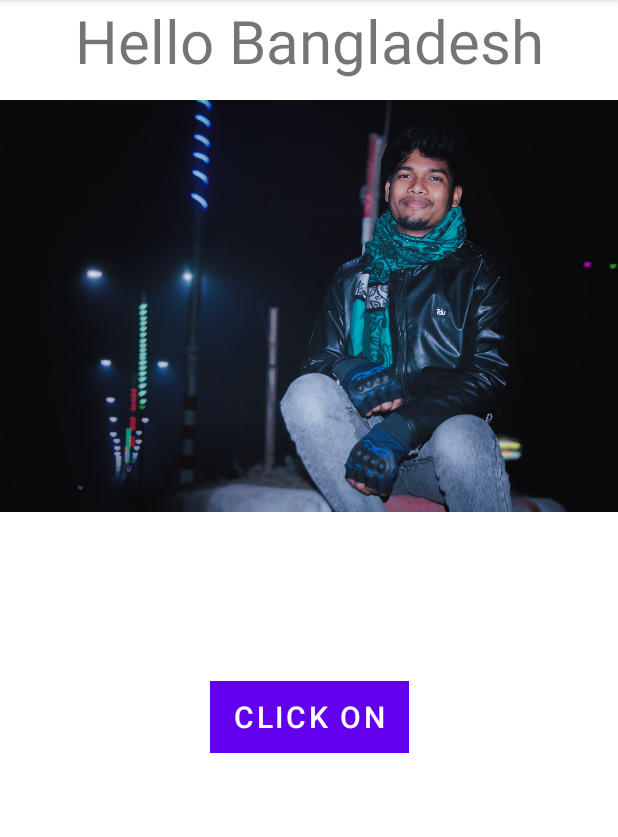
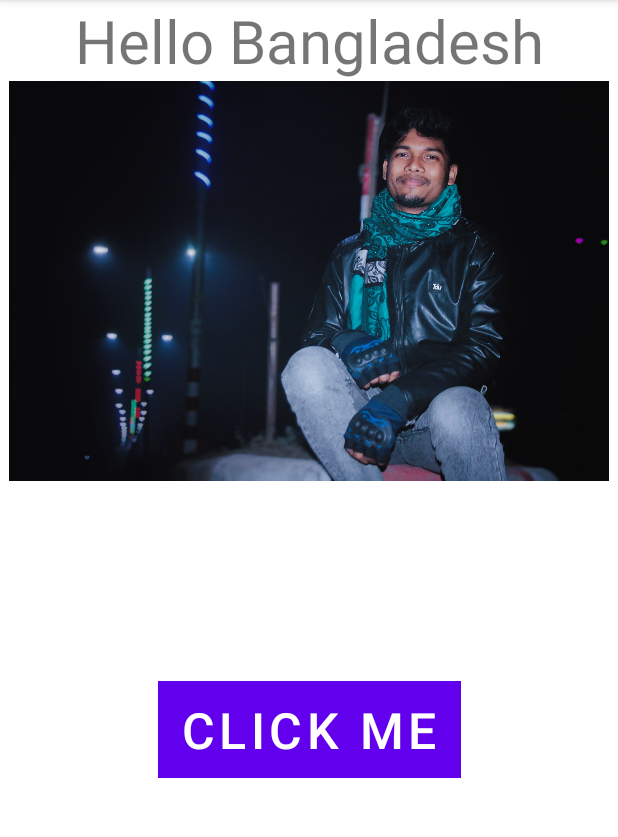
Before and after one commit to Bayezid13/try-init, an Android app: the screen it shows after launch (MainActivity), on a phone screen of 412 x 824 dp, the part 84-921 px from its top. Run offline under Robolectric (Android 15) with nearby library versions, the phone set to English and light mode, and no system bars.

Commit message:
initial commit

```diff
--- a/app/src/main/res/layout/activity_main.xml
+++ b/app/src/main/res/layout/activity_main.xml
@@ -48,13 +48,13 @@
             android:src="@drawable/bayezid"
             />
         <ImageView
-            android:layout_width="250dp"
-            android:layout_height="300dp"
+            android:layout_width="350px"
+            android:layout_height="400px"
             android:src="@drawable/bayezid"
             />
         <ImageView
-            android:layout_width="250dp"
-            android:layout_height="300dp"
+            android:layout_width="350px"
+            android:layout_height="400px"
             android:src="@drawable/bayezid"
             />
 
@@ -65,7 +65,7 @@
         android:layout_width="wrap_content"
         android:layout_height="wrap_content"
         android:orientation="horizontal"
-        android:layout_marginTop="100dp"
+        android:layout_marginTop="200px"
         app:layout_constraintEnd_toEndOf="parent"
         app:layout_constraintStart_toStartOf="parent"
         app:layout_constraintTop_toBottomOf="@id/layout2"
@@ -78,8 +78,8 @@
             android:layout_width="match_parent"
             android:layout_height="match_parent"
             android:background="@color/purple_200"
-            android:text="Click On"
-            android:textSize="20dp"
+            android:text="Click Me"
+            android:textSize="50px"
 
             />
 
```
